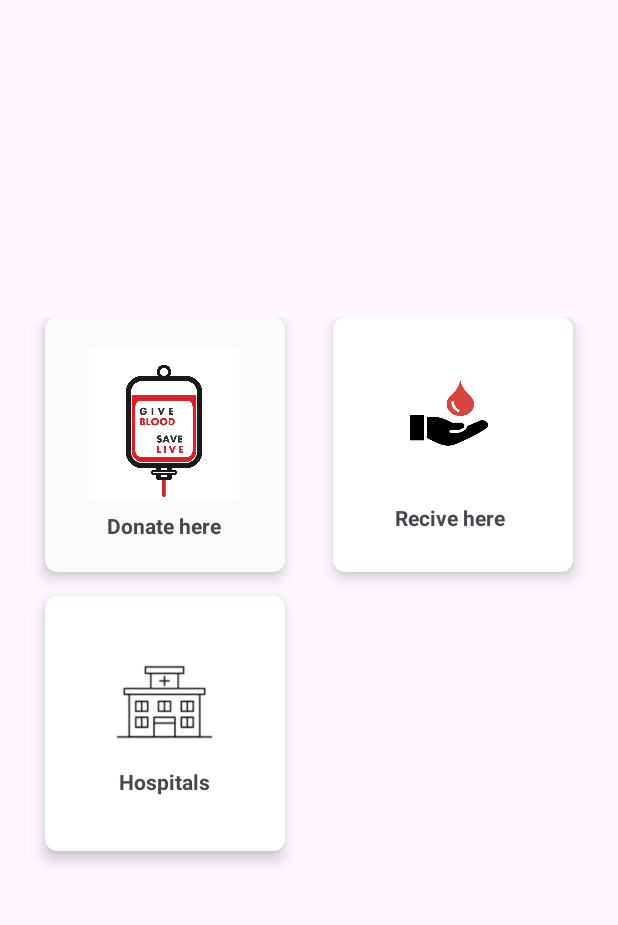
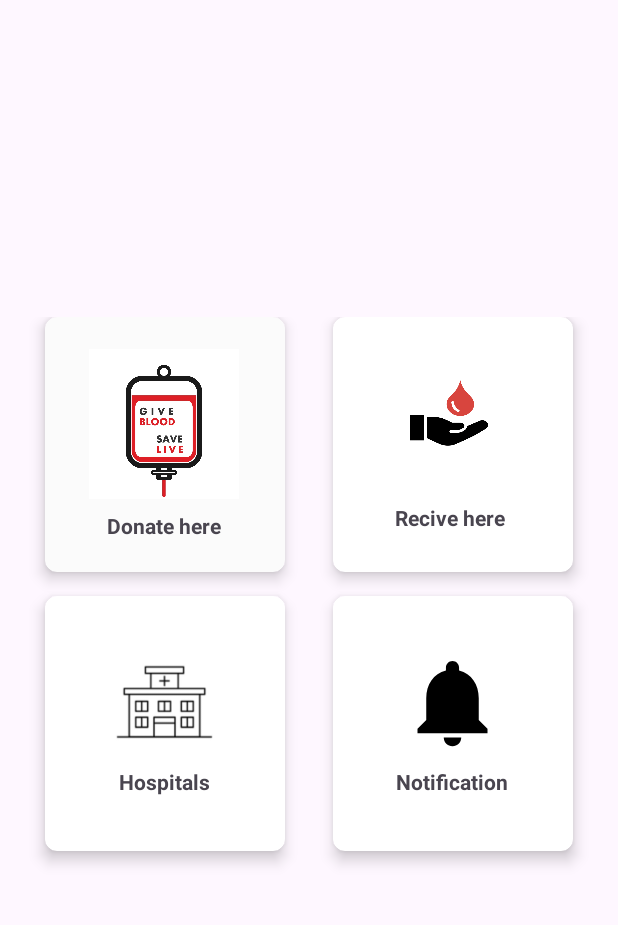
Before and after one commit to vastgalaxyspace/bloodUnity, an Android app: the layout activity_main.xml on its own in the app's theme, with its tools: preview values and no code run, on a phone screen of 412 x 824 dp, the part 70-995 px from its top. Run offline under Robolectric (Android 15) with nearby library versions, the phone set to English and light mode, and no system bars.

Commit message:
second commit

```diff
--- a/app/src/main/AndroidManifest.xml
+++ b/app/src/main/AndroidManifest.xml
@@ -7,7 +7,7 @@
     <uses-permission android:name="android.permission.READ_EXTERNAL_STORAGE" />
     <uses-permission android:name="android.permission.YOUR_PERMISSION" />
     <uses-permission android:name="android.permission.WRITE_EXTERNAL_STORAGE" />
-    <uses-permission android:name="android.permission.POST_NOTIFICATIONS"/>
+    <uses-permission android:name="android.permission.POST_NOTIFICATIONS" />
 
     <application
         android:allowBackup="true"
@@ -19,6 +19,9 @@
         android:supportsRtl="true"
         android:theme="@style/Theme.BloodUnityApp"
         tools:targetApi="31">
+        <activity
+            android:name=".NotificationHistoryActivity"
+            android:exported="false" />
         <activity
             android:name=".Donardetail"
             android:exported="false" />
--- /dev/null
+++ b/app/src/main/res/drawable/baseline_verified_24.xml
@@ -0,0 +1,5 @@
+<vector xmlns:android="http://schemas.android.com/apk/res/android" android:height="24dp" android:tint="#000000" android:viewportHeight="24" android:viewportWidth="24" android:width="24dp">
+
+    <path android:fillColor="@android:color/white" android:pathData="M23,12l-2.44,-2.79l0.34,-3.69l-3.61,-0.82L15.4,1.5L12,2.96L8.6,1.5L6.71,4.69L3.1,5.5L3.44,9.2L1,12l2.44,2.79l-0.34,3.7l3.61,0.82L8.6,22.5l3.4,-1.47l3.4,1.46l1.89,-3.19l3.61,-0.82l-0.34,-3.69L23,12zM10.09,16.72l-3.8,-3.81l1.48,-1.48l2.32,2.33l5.85,-5.87l1.48,1.48L10.09,16.72z"/>
+
+</vector>
--- a/app/src/main/res/layout/activity_main.xml
+++ b/app/src/main/res/layout/activity_main.xml
@@ -185,6 +185,49 @@
 
                     </androidx.cardview.widget.CardView>
 
+                    <androidx.cardview.widget.CardView
+                        android:id="@+id/notification_cardview"
+                        android:layout_width="0dp"
+                        android:layout_height="0dp"
+                        android:layout_rowWeight="1"
+                        android:layout_columnWeight="1"
+                        android:layout_marginLeft="16dp"
+                        android:layout_marginRight="16dp"
+                        android:layout_marginBottom="16dp"
+
+                        android:backgroundTint="@color/white"
+                        app:cardBackgroundColor="#E3B014"
+                        app:cardCornerRadius="8dp"
+                        app:cardElevation="6dp">
+
+                        <LinearLayout
+                            android:layout_width="130dp"
+                            android:layout_height="130dp"
+                            android:layout_gravity="center_horizontal|center_vertical"
+                            android:layout_margin="16dp"
+                            android:gravity="center"
+                            android:orientation="vertical">
+
+                            <ImageView
+                                android:layout_width="70dp"
+                                android:layout_height="70dp"
+                                android:layout_gravity="center_horizontal"
+                                android:src="@drawable/baseline_notifications_24"
+
+                                />
+
+                            <TextView
+                                android:layout_width="wrap_content"
+                                android:layout_height="wrap_content"
+                                android:layout_gravity="center_horizontal"
+                                android:layout_marginTop="8dp"
+                                android:text="Notification"
+                                android:textSize="14sp"
+                                android:textStyle="bold" />
+                        </LinearLayout>
+
+                    </androidx.cardview.widget.CardView>
+
 
                 </GridLayout>
 
```
Also changed, not shown: app/src/main/java/com/example/bloodunityapp/Donardetail.java (+23 -2 lines), app/src/main/java/com/example/bloodunityapp/Donor.java (+11 -3 lines), app/src/main/java/com/example/bloodunityapp/MainActivity.java (+18 -1 lines), app/src/main/java/com/example/bloodunityapp/NotificationHistory.java (added, +18 -0 lines), app/src/main/java/com/example/bloodunityapp/NotificationHistoryActivity.java (added, +35 -0 lines), app/src/main/java/com/example/bloodunityapp/Receiver.java (+87 -25 lines), app/src/main/java/com/example/bloodunityapp/authontication/LoginActivity.java (+12 -13 lines), app/src/main/res/layout/activity_notification_history.xml (added, +12 -0 lines).
